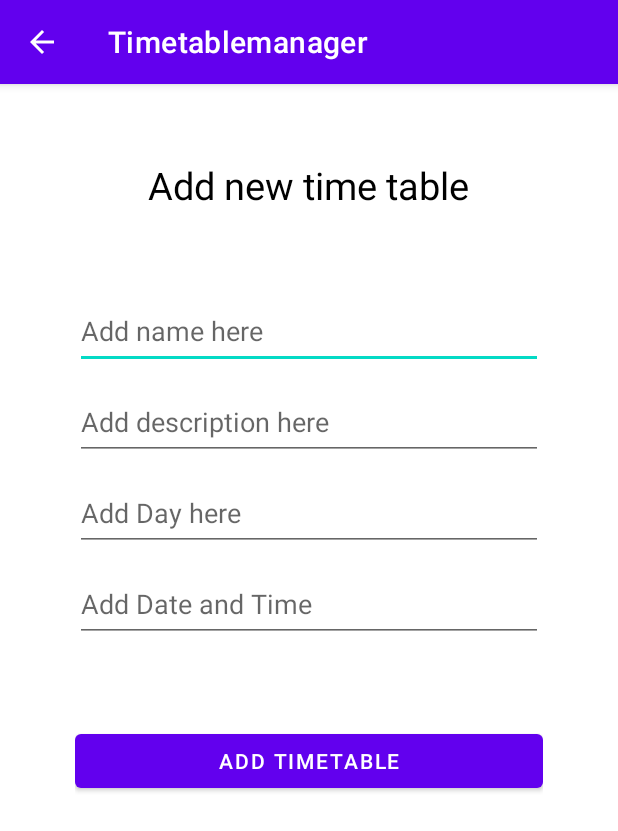
After one commit to Talhamalhi/Mobile-Computing-, an Android app: the AddTimeTable screen opened directly, with no data from a screen before it, on a phone screen of 412 x 824 dp. The commit adds this screen. Shown: the top 831 px of the screen. Run offline under Robolectric (Android 15) with nearby library versions, the phone set to English and light mode, and no system bars; libraries missing offline, so code that uses them is left out: io.realm.

Commit message:
working on realm
working on creating a database for the app. It will store all the timetables days dates and description

```diff
--- /dev/null
+++ b/TimeTable(App)/app/src/main/java/com/example/timetablemanager/AddTimeTable.java
@@ -0,0 +1,61 @@
+package com.example.timetablemanager;
+
+import android.os.Bundle;
+import android.view.MenuItem;
+import android.view.View;
+import android.widget.Button;
+import android.widget.EditText;
+
+import androidx.appcompat.app.AppCompatActivity;
+
+import com.example.timetablemanager.model.TimeTableModel;
+
+import io.realm.Realm;
+
+public class AddTimeTable extends AppCompatActivity {
+ Realm realm =Realm.getDefaultInstance();
+    @Override
+    protected void onCreate(Bundle savedInstanceState) {
+        super.onCreate(savedInstanceState);
+        setContentView(R.layout.activity_add_timetable);
+
+        EditText name = (EditText) findViewById(R.id.name);
+        EditText description = (EditText) findViewById(R.id.description);
+        EditText day = (EditText) findViewById(R.id.day);
+        EditText dateTime = (EditText) findViewById(R.id.date_time);
+        Button add = (Button)findViewById(R.id.add_timetable);
+        getSupportActionBar().setDisplayHomeAsUpEnabled(true);
+
+        add.setOnClickListener(view -> {
+            realm.executeTransactionAsync(realm -> {
+                //create task
+                realm.beginTransaction();
+                TimeTableModel timeTableModel = new TimeTableModel();
+                timeTableModel.setName("Hello Talha");
+                timeTableModel.setDay("Talha Day");
+                timeTableModel.setDate("Date here");
+                timeTableModel.setDescription("Pdf reader");
+                realm.beginTransaction();
+                realm.copyFromRealm(timeTableModel);
+
+            });
+
+//            Realm.getDefaultInstance().executeTransactionAsync(realm -> realm.copyFromRealm(timeTableModel));
+
+        });
+
+
+
+
+    }
+
+    @Override
+    public boolean onOptionsItemSelected(MenuItem item) {
+        switch (item.getItemId()) {
+            case android.R.id.home:
+                this.finish();
+                return true;
+        }
+        return super.onOptionsItemSelected(item);
+    }
+}
--- a/TimeTable(App)/app/src/main/java/com/example/timetablemanager/MainActivity.java
+++ b/TimeTable(App)/app/src/main/java/com/example/timetablemanager/MainActivity.java
@@ -33,8 +33,8 @@ public class MainActivity extends AppCompatActivity {
 
         Realm.init(this);
         String realmName = "TimeTable";
-        RealmConfiguration config = new RealmConfiguration.Builder().name(realmName).build();
-        Realm.getInstance(config);
+        RealmConfiguration config = new RealmConfiguration.Builder().allowWritesOnUiThread(false).name(realmName).build();
+        Realm.setDefaultConfiguration(config);
 
 
         replaceFragments(Timetable.getInstance());
--- /dev/null
+++ b/TimeTable(App)/app/src/main/res/layout/activity_add_timetable.xml
@@ -0,0 +1,65 @@
+<?xml version="1.0" encoding="utf-8"?>
+<androidx.constraintlayout.widget.ConstraintLayout xmlns:android="http://schemas.android.com/apk/res/android"
+    xmlns:tools="http://schemas.android.com/tools"
+    android:layout_width="match_parent"
+    android:layout_height="match_parent">
+
+
+    <androidx.appcompat.widget.LinearLayoutCompat
+        android:layout_width="match_parent"
+        android:layout_height="wrap_content"
+        android:layout_marginLeft="50dp"
+        android:paddingTop="50dp"
+        android:layout_marginRight="50dp"
+        android:orientation="vertical"
+        tools:ignore="MissingConstraints">
+        <TextView
+            android:layout_width="wrap_content"
+            android:layout_height="wrap_content"
+            android:layout_marginBottom="50dp"
+            android:textSize="25dp"
+            android:textColor="@color/black"
+            android:layout_gravity="center"
+            android:text="Add new time table"/>
+
+        <EditText
+            android:id="@+id/name"
+            android:layout_width="match_parent"
+            android:hint="Add name here"
+            android:layout_marginTop="5dp"
+            android:layout_marginBottom="5dp"
+            android:layout_height="50dp" />
+
+        <EditText
+            android:id="@+id/description"
+            android:layout_width="match_parent"
+            android:layout_marginTop="5dp"
+            android:layout_marginBottom="5dp"
+            android:hint="Add description here"
+            android:layout_height="50dp" />
+
+        <EditText
+            android:id="@+id/day"
+            android:layout_width="match_parent"
+            android:layout_marginTop="5dp"
+            android:layout_marginBottom="5dp"
+            android:hint="Add Day here"
+            android:layout_height="50dp" />
+
+        <EditText
+            android:id="@+id/date_time"
+            android:layout_width="match_parent"
+            android:hint="Add Date and Time"
+            android:layout_marginTop="5dp"
+            android:layout_marginBottom="5dp"
+            android:layout_height="50dp" />
+
+        <Button
+            android:id="@+id/add_timetable"
+            android:layout_width="match_parent"
+            android:layout_height="wrap_content"
+            android:layout_marginTop="50dp"
+            android:text="Add TimeTable" />
+
+    </androidx.appcompat.widget.LinearLayoutCompat>
+</androidx.constraintlayout.widget.ConstraintLayout>
--- a/TimeTable(App)/app/src/main/res/layout/fragment_timetable.xml
+++ b/TimeTable(App)/app/src/main/res/layout/fragment_timetable.xml
@@ -20,7 +20,7 @@
         android:id="@+id/recycler_view"
         android:layout_width="match_parent"
         android:layout_height="match_parent"
-        android:layout_above="@+id/floatingActionButton2" />
+         />
 
 
 </RelativeLayout>
--- a/TimeTable(App)/app/src/main/res/layout/row_timetable.xml
+++ b/TimeTable(App)/app/src/main/res/layout/row_timetable.xml
@@ -27,7 +27,7 @@
         android:id="@+id/day"
         android:layout_width="wrap_content"
         android:layout_height="wrap_content"
-        android:text="Day goes here"
+        android:text="Monday"
         app:layout_constraintLeft_toLeftOf="parent"
         app:layout_constraintRight_toRightOf="parent"
         app:layout_constraintTop_toBottomOf="@+id/description"/>
@@ -35,7 +35,7 @@
         android:id="@+id/time"
         android:layout_width="wrap_content"
         android:layout_height="wrap_content"
-        android:text="Time goes here"
+        android:text="2"
         app:layout_constraintLeft_toLeftOf="parent"
         app:layout_constraintRight_toRightOf="parent"
         app:layout_constraintTop_toBottomOf="@+id/day" />
```
Also changed, not shown: TimeTable(App)/app/src/main/AndroidManifest.xml (+7 -2 lines), TimeTable(App)/app/src/main/java/com/example/timetablemanager/TimeTable_Adapter.java (+19 -11 lines), TimeTable(App)/app/src/main/java/com/example/timetablemanager/leftdrawer/Timetable.java (+26 -15 lines).
